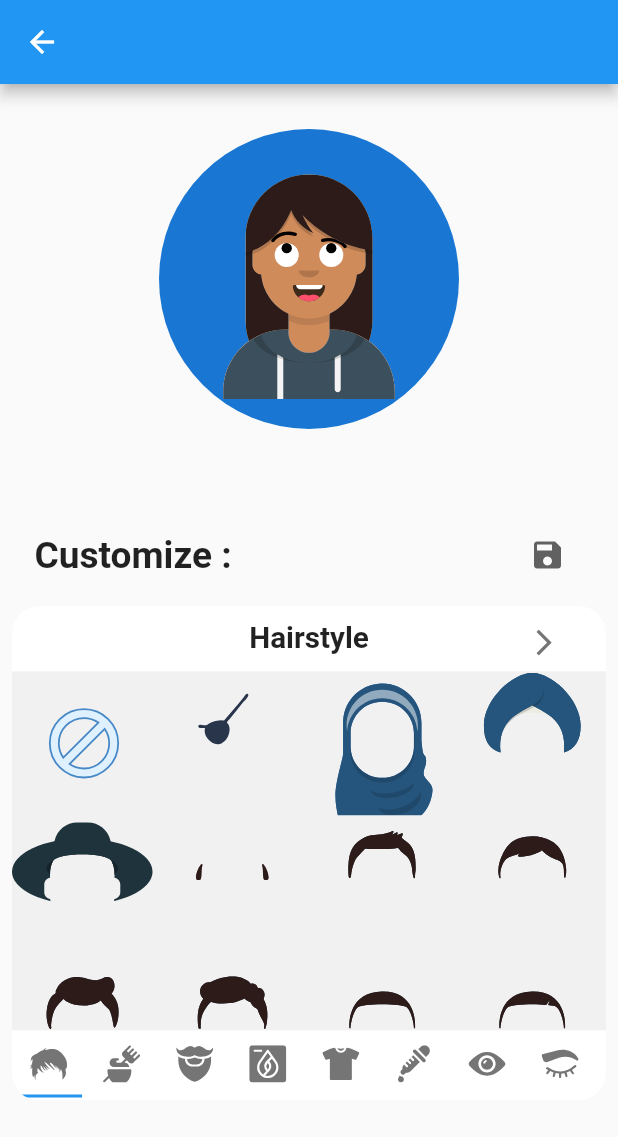
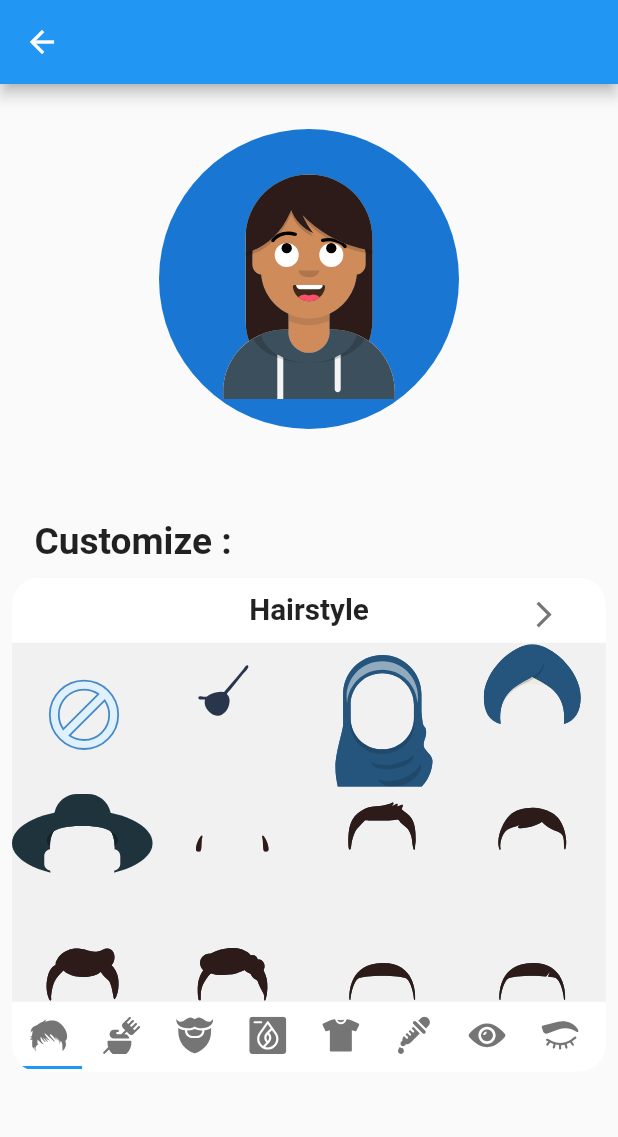
Before and after one commit to psk907/fluttermoji, a Flutter app: the NewPage screen opened directly, on a phone screen of 412 x 824 dp. Shown: the top 1137 px of the screen. Run offline on Flutter 3.47's test engine with Material 2 defaults, Android fonts, the phone set to English and light mode, and no system bars; our stand-ins replace flutter_svg, get, shared_preferences; accounts and stored records are empty.

Commit message:
new feature added save button hide and show.

```diff
--- a/example/lib/main.dart
+++ b/example/lib/main.dart
@@ -152,6 +152,7 @@ class NewPage extends StatelessWidget {
             padding: const EdgeInsets.symmetric(horizontal: 8.0, vertical: 30),
             child: FluttermojiCustomizer(
               //scaffoldHeight: 400,
+              isSaveShow: false,
               scaffoldWidth: isWeb ? 600 : null,
             ),
           ),
--- a/lib/fluttermojiCustomizer.dart
+++ b/lib/fluttermojiCustomizer.dart
@@ -19,10 +19,12 @@ class FluttermojiCustomizer extends StatefulWidget {
   final String outerTitleText;
   final double scaffoldHeight;
   final double scaffoldWidth;
+  final bool isSaveShow;
   FluttermojiCustomizer(
       {Key? key,
       this.outerTitleText = 'Customize :',
       this.scaffoldHeight = 0.0,
+      this.isSaveShow = true,
       this.scaffoldWidth = 0.0})
       : super(key: key);
 
@@ -280,7 +282,8 @@ class _FluttermojiCustomizerState extends State<FluttermojiCustomizer>
                           : size.height * 0.03,
                       fontWeight: FontWeight.w700),
                 ),
-                IconButton(
+                widget.isSaveShow
+                    ? IconButton(
                         onPressed: () {
                           fluttermojiController.setFluttermoji();
                           setState(() {});
@@ -289,7 +292,8 @@ class _FluttermojiCustomizerState extends State<FluttermojiCustomizer>
                           Icons.save,
                           color: iconColor,
                         ),
-                ),
+                      )
+                    : Container(),
               ],
             ),
           ),
```
Also changed, not shown: example/pubspec.lock, pubspec.lock, 8 other files. Lines whose indentation alone changed are shown as unchanged.
